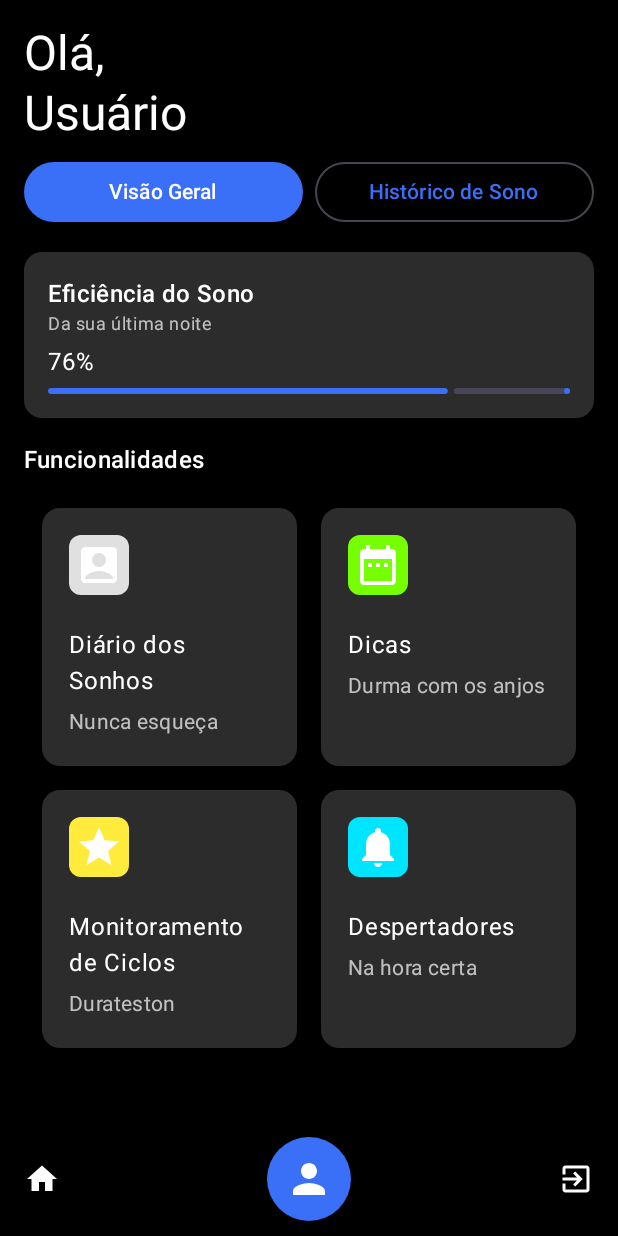
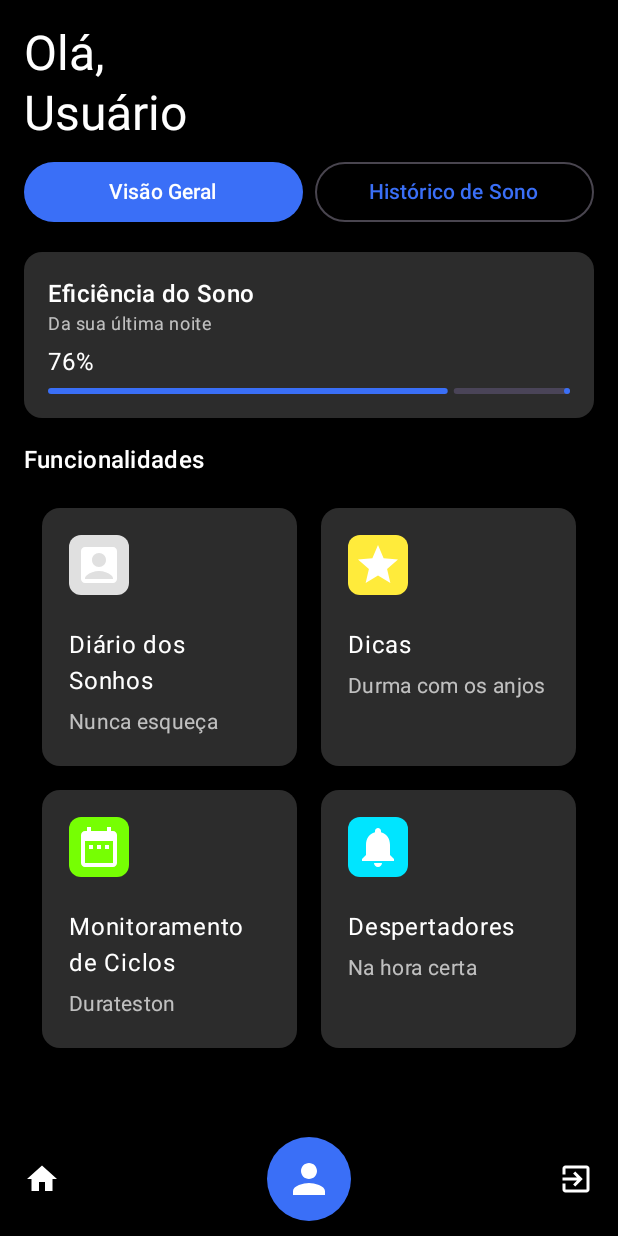
Before and after one commit to victoralves475/Sleepwellwell, an Android app built with Jetpack Compose: the HomeScreen screen opened through its navigation route, on a phone screen of 412 x 824 dp. Run offline under Robolectric (Android 15) with nearby library versions, the phone set to English and light mode, and no system bars.

Commit message:
Icon updated

```diff
--- a/app/src/main/java/br/edu/ifpb/sleepwell/view/screens/HomeScreen.kt
+++ b/app/src/main/java/br/edu/ifpb/sleepwell/view/screens/HomeScreen.kt
@@ -13,6 +13,7 @@ import androidx.compose.material.icons.filled.ExitToApp
 import androidx.compose.material.icons.filled.Home
 import androidx.compose.material.icons.filled.Notifications
 import androidx.compose.material.icons.filled.Person
+import androidx.compose.material.icons.filled.PlayArrow
 import androidx.compose.material.icons.filled.Star
 import androidx.compose.material3.*
 import androidx.compose.runtime.Composable
@@ -63,14 +64,14 @@ fun HomeScreen(
         FeatureItem(
             title = "Dicas",
             description = "Durma com os anjos",
-            icon = Icons.Default.DateRange,
-            iconBgColor = Color(0xFF76FF03) // Verde claro
+            icon = Icons.Default.Star,
+            iconBgColor = Color(0xFFFFEB3B) // Verde claro
         ),
         FeatureItem(
             title = "Monitoramento de Ciclos",
             description = "Durateston",
-            icon = Icons.Default.Star,
-            iconBgColor = Color(0xFFFFEB3B) // Amarelo claro
+            icon = Icons.Default.DateRange,
+            iconBgColor = Color(0xFF76FF03) // Amarelo claro
         ),
         FeatureItem(
             title = "Despertadores",
```
